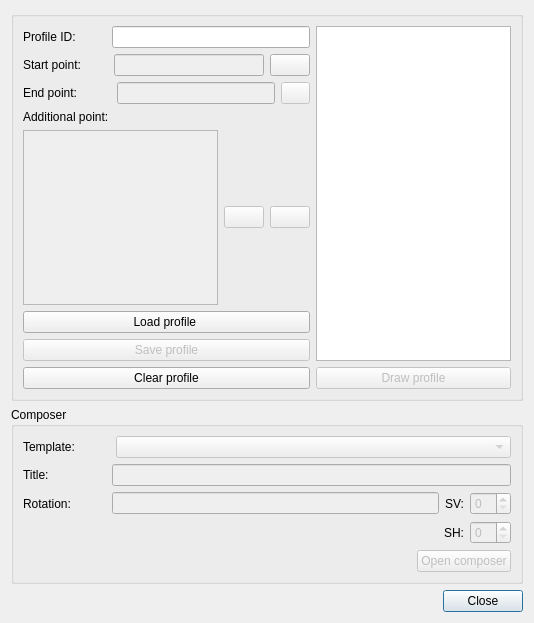
Before: the Qt Designer form ui/draw_profile.ui in Giswater/giswater_qgis_plugin, drawn with Qt 5.
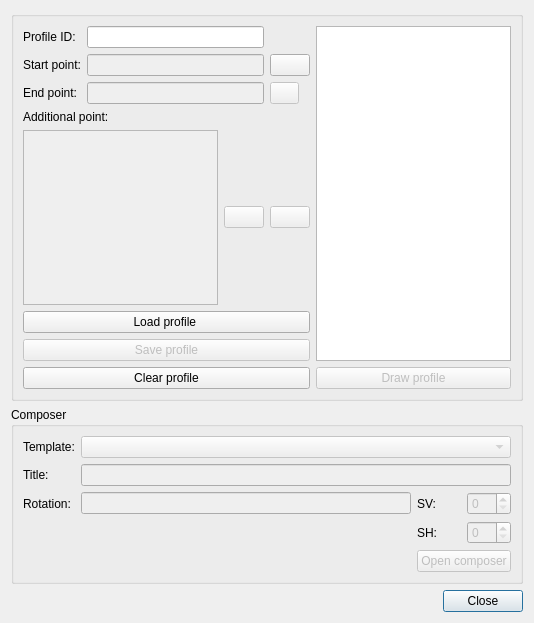
After: the same form once the commit is applied. Icons and pictures are not drawn.

Commit message: Bug fix: on get templates for draw profile

```diff
--- a/ui/draw_profile.ui
+++ b/ui/draw_profile.ui
@@ -47,75 +47,56 @@
       <string/>
      </property>
      <layout class="QGridLayout" name="gridLayout_3">
-      <item row="0" column="1">
-       <layout class="QVBoxLayout" name="verticalLayout_6">
-        <item>
+      <item row="1" column="1">
          <layout class="QVBoxLayout" name="verticalLayout">
           <item>
+         <widget class="QPushButton" name="btn_load_profile">
+          <property name="text">
+           <string>Load profile </string>
+          </property>
+         </widget>
+        </item>
+        <item>
+         <widget class="QPushButton" name="btn_save_profile">
+          <property name="enabled">
+           <bool>false</bool>
+          </property>
+          <property name="text">
+           <string>Save profile</string>
+          </property>
+         </widget>
+        </item>
+        <item>
+         <widget class="QPushButton" name="btn_clear_profile">
+          <property name="text">
+           <string>Clear profile</string>
+          </property>
+         </widget>
+        </item>
+       </layout>
+      </item>
+      <item row="0" column="1">
            <layout class="QVBoxLayout" name="verticalLayout_3">
             <item>
-             <layout class="QHBoxLayout" name="horizontalLayout_6">
-              <item>
+         <layout class="QGridLayout" name="gridLayout_4">
+          <item row="0" column="0">
                <widget class="QLabel" name="label_3">
                 <property name="text">
                  <string>Profile ID:</string>
                 </property>
                </widget>
               </item>
-              <item>
-               <spacer name="horizontalSpacer">
-                <property name="orientation">
-                 <enum>Qt::Horizontal</enum>
-                </property>
-                <property name="sizeType">
-                 <enum>QSizePolicy::Fixed</enum>
-                </property>
-                <property name="sizeHint" stdset="0">
-                 <size>
-                  <width>30</width>
-                  <height>20</height>
-                 </size>
-                </property>
-               </spacer>
-              </item>
-              <item>
+          <item row="0" column="1">
                <widget class="QLineEdit" name="profile_id"/>
               </item>
-             </layout>
-            </item>
-            <item>
-             <layout class="QHBoxLayout" name="horizontalLayout_7">
-              <item>
+          <item row="1" column="0">
                <widget class="QLabel" name="label">
                 <property name="text">
                  <string>Start point:</string>
                 </property>
                </widget>
               </item>
-              <item>
-               <spacer name="horizontalSpacer_2">
-                <property name="orientation">
-                 <enum>Qt::Horizontal</enum>
-                </property>
-                <property name="sizeType">
-                 <enum>QSizePolicy::Fixed</enum>
-                </property>
-                <property name="sizeHint" stdset="0">
-                 <size>
-                  <width>27</width>
-                  <height>20</height>
-                 </size>
-                </property>
-               </spacer>
-              </item>
-              <item>
-               <widget class="QLineEdit" name="start_point">
-                <property name="enabled">
-                 <bool>false</bool>
-                </property>
-               </widget>
-              </item>
-              <item>
+          <item row="1" column="2">
                <widget class="QPushButton" name="btn_add_start_point">
                 <property name="enabled">
                  <bool>true</bool>
@@ -135,41 +116,28 @@
                 </property>
                </widget>
               </item>
-             </layout>
-            </item>
-            <item>
-             <layout class="QHBoxLayout" name="horizontalLayout_9">
-              <item>
+          <item row="1" column="1">
+           <widget class="QLineEdit" name="start_point">
+            <property name="enabled">
+             <bool>false</bool>
+            </property>
+           </widget>
+          </item>
+          <item row="2" column="0">
                <widget class="QLabel" name="label_2">
                 <property name="text">
                  <string>End point:</string>
                 </property>
                </widget>
               </item>
-              <item>
-               <spacer name="horizontalSpacer_3">
-                <property name="orientation">
-                 <enum>Qt::Horizontal</enum>
-                </property>
-                <property name="sizeType">
-                 <enum>QSizePolicy::Fixed</enum>
-                </property>
-                <property name="sizeHint" stdset="0">
-                 <size>
-                  <width>34</width>
-                  <height>20</height>
-                 </size>
-                </property>
-               </spacer>
-              </item>
-              <item>
+          <item row="2" column="1">
                <widget class="QLineEdit" name="end_point">
                 <property name="enabled">
                  <bool>false</bool>
                 </property>
                </widget>
               </item>
-              <item>
+          <item row="2" column="2">
                <widget class="QPushButton" name="btn_add_end_point">
                 <property name="enabled">
                  <bool>false</bool>
@@ -237,40 +205,9 @@
               </item>
              </layout>
             </item>
-            <item>
-             <layout class="QVBoxLayout" name="verticalLayout_5"/>
-            </item>
-           </layout>
-          </item>
-          <item>
-           <widget class="QPushButton" name="btn_load_profile">
-            <property name="text">
-             <string>Load profile </string>
-            </property>
-           </widget>
-          </item>
-          <item>
-           <widget class="QPushButton" name="btn_save_profile">
-            <property name="enabled">
-             <bool>false</bool>
-            </property>
-            <property name="text">
-             <string>Save profile</string>
-            </property>
-           </widget>
-          </item>
-          <item>
-           <widget class="QPushButton" name="btn_clear_profile">
-            <property name="text">
-             <string>Clear profile</string>
-            </property>
-           </widget>
-          </item>
-         </layout>
-        </item>
-       </layout>
-      </item>
-      <item row="0" column="2">
+       </layout>
+      </item>
+      <item row="0" column="2" rowspan="2">
        <layout class="QVBoxLayout" name="verticalLayout_7">
         <item>
          <layout class="QVBoxLayout" name="verticalLayout_4">
@@ -301,8 +238,53 @@
      </property>
      <layout class="QGridLayout" name="gridLayout">
       <item row="0" column="0">
-       <layout class="QHBoxLayout" name="horizontalLayout">
-        <item>
+       <layout class="QGridLayout" name="gridLayout_5">
+        <item row="3" column="3">
+         <widget class="QSpinBox" name="scale_horizontal">
+          <property name="enabled">
+           <bool>false</bool>
+          </property>
+         </widget>
+        </item>
+        <item row="2" column="3">
+         <widget class="QSpinBox" name="scale_vertical">
+          <property name="enabled">
+           <bool>false</bool>
+          </property>
+         </widget>
+        </item>
+        <item row="2" column="0">
+         <widget class="QLabel" name="label_7">
+          <property name="text">
+           <string>Rotation:</string>
+          </property>
+         </widget>
+        </item>
+        <item row="3" column="2">
+         <widget class="QLabel" name="label_9">
+          <property name="enabled">
+           <bool>true</bool>
+          </property>
+          <property name="text">
+           <string>SH:</string>
+          </property>
+         </widget>
+        </item>
+        <item row="2" column="2">
+         <widget class="QLabel" name="label_8">
+          <property name="text">
+           <string>SV:</string>
+          </property>
+         </widget>
+        </item>
+        <item row="1" column="0">
+         <widget class="QLabel" name="label_4">
+          <property name="text">
+           <string>Title:</string>
+          </property>
+         </widget>
+        </item>
+        <item row="0" column="0">
          <widget class="QLabel" name="label_5">
           <property name="minimumSize">
            <size>
@@ -321,135 +303,28 @@
           </property>
          </widget>
         </item>
-        <item>
-         <spacer name="horizontalSpacer_4">
-          <property name="orientation">
-           <enum>Qt::Horizontal</enum>
-          </property>
-          <property name="sizeType">
-           <enum>QSizePolicy::Fixed</enum>
-          </property>
-          <property name="sizeHint" stdset="0">
-           <size>
-            <width>17</width>
-            <height>20</height>
-           </size>
-          </property>
-         </spacer>
-        </item>
-        <item>
-         <widget class="QComboBox" name="cbx_template">
-          <property name="enabled">
-           <bool>false</bool>
-          </property>
-         </widget>
-        </item>
-       </layout>
-      </item>
-      <item row="2" column="0">
-       <layout class="QHBoxLayout" name="horizontalLayout_3">
-        <item>
-         <widget class="QLabel" name="label_7">
-          <property name="text">
-           <string>Rotation:</string>
-          </property>
-         </widget>
-        </item>
-        <item>
-         <spacer name="horizontalSpacer_6">
-          <property name="orientation">
-           <enum>Qt::Horizontal</enum>
-          </property>
-          <property name="sizeType">
-           <enum>QSizePolicy::Fixed</enum>
-          </property>
-          <property name="sizeHint" stdset="0">
-           <size>
-            <width>35</width>
-            <height>20</height>
-           </size>
-          </property>
-         </spacer>
-        </item>
-        <item>
+        <item row="2" column="1">
          <widget class="QLineEdit" name="rotation">
           <property name="enabled">
            <bool>false</bool>
           </property>
          </widget>
         </item>
-        <item>
-         <widget class="QLabel" name="label_8">
-          <property name="text">
-           <string>SV:</string>
-          </property>
-         </widget>
-        </item>
-        <item>
-         <widget class="QSpinBox" name="scale_vertical">
+        <item row="1" column="1" colspan="3">
+         <widget class="QLineEdit" name="title">
           <property name="enabled">
            <bool>false</bool>
           </property>
          </widget>
         </item>
-       </layout>
-      </item>
-      <item row="3" column="0">
-       <layout class="QHBoxLayout" name="horizontalLayout_4">
-        <item>
-         <spacer name="horizontalSpacer_7">
-          <property name="orientation">
-           <enum>Qt::Horizontal</enum>
-          </property>
-          <property name="sizeType">
-           <enum>QSizePolicy::MinimumExpanding</enum>
-          </property>
-          <property name="sizeHint" stdset="0">
-           <size>
-            <width>351</width>
-            <height>20</height>
-           </size>
-          </property>
-         </spacer>
-        </item>
-        <item>
-         <widget class="QLabel" name="label_9">
+        <item row="0" column="1" colspan="3">
+         <widget class="QComboBox" name="cbx_template">
           <property name="enabled">
-           <bool>true</bool>
-          </property>
-          <property name="text">
-           <string>SH:</string>
-          </property>
-         </widget>
-        </item>
-        <item>
-         <widget class="QSpinBox" name="scale_horizontal">
-          <property name="enabled">
            <bool>false</bool>
           </property>
          </widget>
         </item>
-       </layout>
-      </item>
-      <item row="5" column="0">
-       <layout class="QHBoxLayout" name="horizontalLayout_5">
-        <item>
-         <spacer name="horizontalSpacer_8">
-          <property name="orientation">
-           <enum>Qt::Horizontal</enum>
-          </property>
-          <property name="sizeType">
-           <enum>QSizePolicy::MinimumExpanding</enum>
-          </property>
-          <property name="sizeHint" stdset="0">
-           <size>
-            <width>380</width>
-            <height>20</height>
-           </size>
-          </property>
-         </spacer>
-        </item>
-        <item>
+        <item row="4" column="2" colspan="2">
          <widget class="QPushButton" name="btn_export_pdf">
           <property name="enabled">
            <bool>false</bool>
@@ -461,40 +336,6 @@
         </item>
        </layout>
       </item>
-      <item row="1" column="0">
-       <layout class="QHBoxLayout" name="horizontalLayout_2">
-        <item>
-         <widget class="QLabel" name="label_4">
-          <property name="text">
-           <string>Title:</string>
-          </property>
-         </widget>
-        </item>
-        <item>
-         <spacer name="horizontalSpacer_5">
-          <property name="orientation">
-           <enum>Qt::Horizontal</enum>
-          </property>
-          <property name="sizeType">
-           <enum>QSizePolicy::Fixed</enum>
-          </property>
-          <property name="sizeHint" stdset="0">
-           <size>
-            <width>57</width>
-            <height>20</height>
-           </size>
-          </property>
-         </spacer>
-        </item>
-        <item>
-         <widget class="QLineEdit" name="title">
-          <property name="enabled">
-           <bool>false</bool>
-          </property>
-         </widget>
-        </item>
-       </layout>
-      </item>
      </layout>
     </widget>
    </item>
```
Lines whose indentation alone changed are shown as unchanged. The commit also changes 1 other file.
